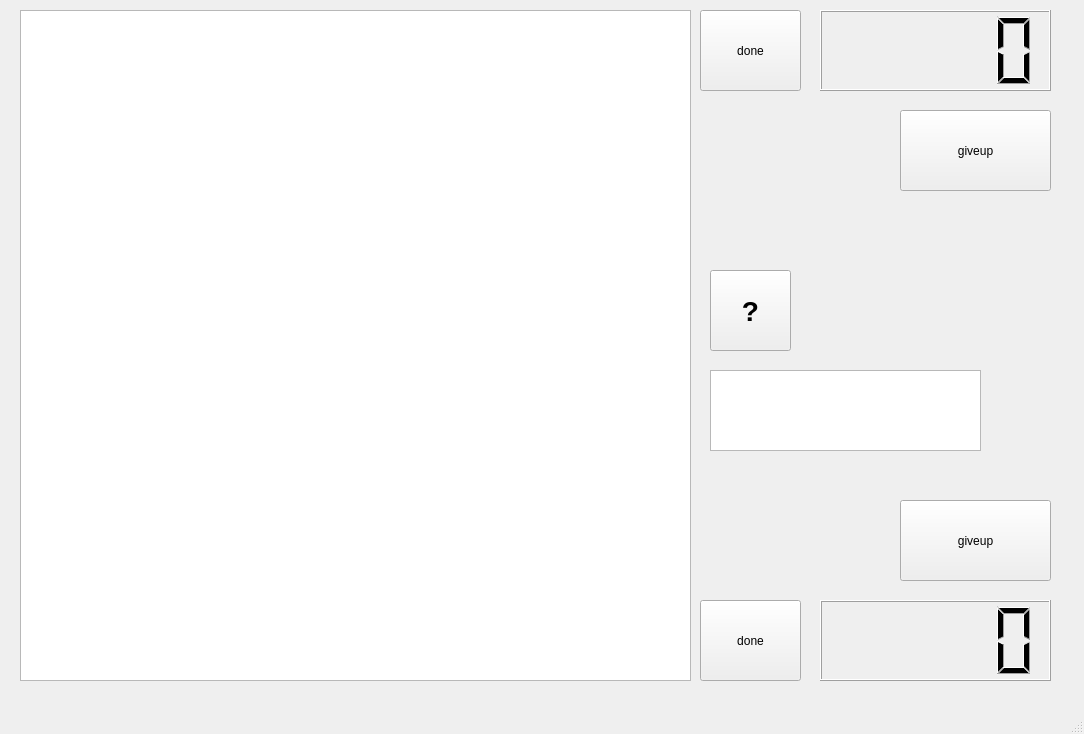
The window that chess_project/chess.ui (naaaaaru/robit_QT_project) describes before a commit, drawn with Qt 5.
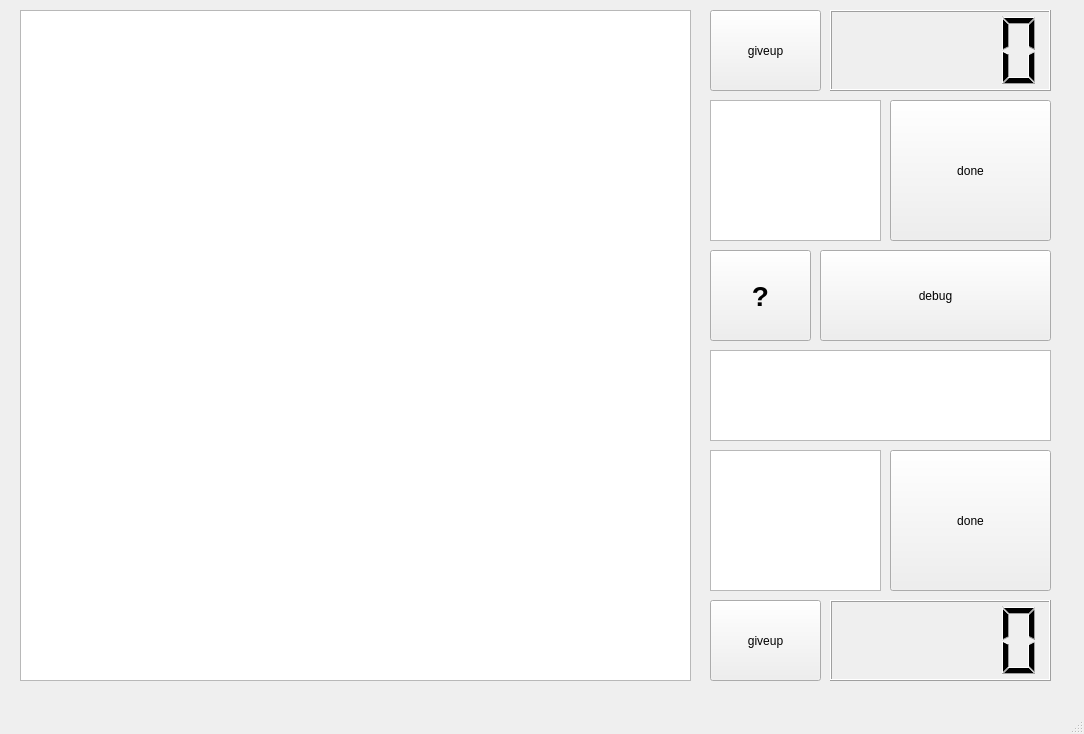
The same window after the commit.

What changed in the file:
```diff
--- a/chess_project/chess.ui
+++ b/chess_project/chess.ui
@@ -33,9 +33,9 @@
    <widget class="QLCDNumber" name="black_timer">
     <property name="geometry">
      <rect>
-      <x>820</x>
+      <x>830</x>
       <y>10</y>
-      <width>231</width>
+      <width>221</width>
       <height>81</height>
      </rect>
     </property>
@@ -43,9 +43,9 @@
    <widget class="QLCDNumber" name="white_timer">
     <property name="geometry">
      <rect>
-      <x>820</x>
+      <x>830</x>
       <y>600</y>
-      <width>231</width>
+      <width>221</width>
       <height>81</height>
      </rect>
     </property>
@@ -53,10 +53,10 @@
    <widget class="QPushButton" name="black_done">
     <property name="geometry">
      <rect>
-      <x>700</x>
-      <y>10</y>
-      <width>101</width>
-      <height>81</height>
+      <x>890</x>
+      <y>100</y>
+      <width>161</width>
+      <height>141</height>
      </rect>
     </property>
     <property name="text">
@@ -66,10 +66,10 @@
    <widget class="QPushButton" name="white_done">
     <property name="geometry">
      <rect>
-      <x>700</x>
-      <y>600</y>
-      <width>101</width>
-      <height>81</height>
+      <x>890</x>
+      <y>450</y>
+      <width>161</width>
+      <height>141</height>
      </rect>
     </property>
     <property name="text">
@@ -79,9 +79,9 @@
    <widget class="QPushButton" name="black_giveup">
     <property name="geometry">
      <rect>
-      <x>900</x>
-      <y>110</y>
-      <width>151</width>
+      <x>710</x>
+      <y>10</y>
+      <width>111</width>
       <height>81</height>
      </rect>
     </property>
@@ -92,9 +92,9 @@
    <widget class="QPushButton" name="white_giveup">
     <property name="geometry">
      <rect>
-      <x>900</x>
-      <y>500</y>
-      <width>151</width>
+      <x>710</x>
+      <y>600</y>
+      <width>111</width>
       <height>81</height>
      </rect>
     </property>
@@ -119,9 +119,9 @@
     <property name="geometry">
      <rect>
       <x>710</x>
-      <y>270</y>
-      <width>81</width>
-      <height>81</height>
+      <y>250</y>
+      <width>101</width>
+      <height>91</height>
      </rect>
     </property>
     <property name="font">
@@ -151,9 +151,9 @@
     <property name="geometry">
      <rect>
       <x>710</x>
-      <y>370</y>
-      <width>271</width>
-      <height>81</height>
+      <y>350</y>
+      <width>341</width>
+      <height>91</height>
      </rect>
     </property>
     <property name="font">
@@ -163,6 +163,39 @@
      </font>
     </property>
    </widget>
+   <widget class="QPushButton" name="debug_button">
+    <property name="geometry">
+     <rect>
+      <x>820</x>
+      <y>250</y>
+      <width>231</width>
+      <height>91</height>
+     </rect>
+    </property>
+    <property name="text">
+     <string>debug</string>
+    </property>
+   </widget>
+   <widget class="QGraphicsView" name="black_got">
+    <property name="geometry">
+     <rect>
+      <x>710</x>
+      <y>100</y>
+      <width>171</width>
+      <height>141</height>
+     </rect>
+    </property>
+   </widget>
+   <widget class="QGraphicsView" name="white_got">
+    <property name="geometry">
+     <rect>
+      <x>710</x>
+      <y>450</y>
+      <width>171</width>
+      <height>141</height>
+     </rect>
+    </property>
+   </widget>
   </widget>
   <widget class="QMenuBar" name="menubar">
    <property name="geometry">
```
Left out of the diff: 2 changed lines with no effect on the pictures.
